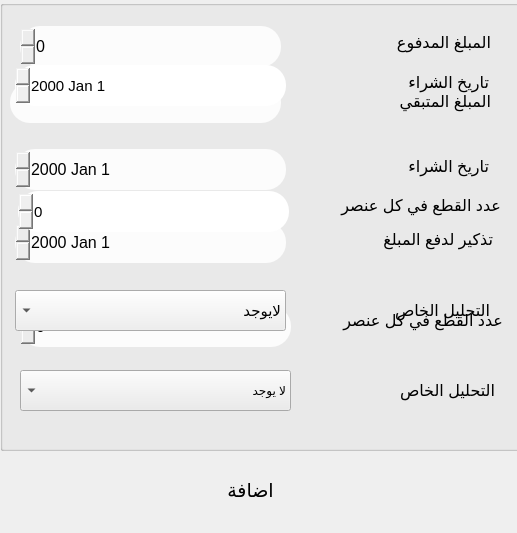
ameer810/MyExeApp, file a tahlel project 2/add_buys_complete.ui: the form before one commit.
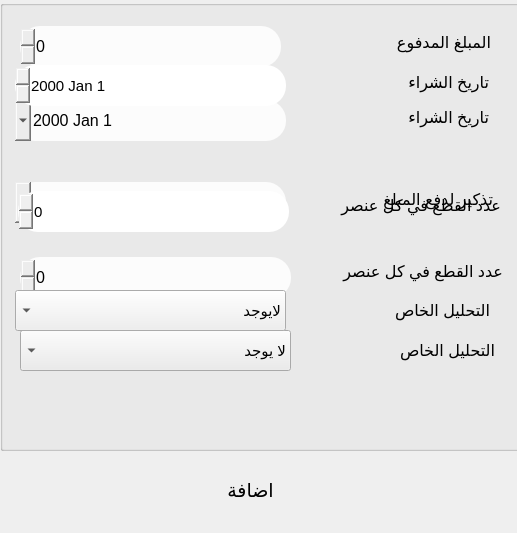
The form after the commit. Icons and pictures are not drawn.

```diff
--- a/a tahlel project 2/add_buys_complete.ui
+++ b/a tahlel project 2/add_buys_complete.ui
@@ -2176,7 +2176,7 @@
     <property name="geometry">
      <rect>
       <x>20</x>
-      <y>306</y>
+      <y>257</y>
       <width>271</width>
       <height>41</height>
      </rect>
@@ -2198,7 +2198,7 @@
     <property name="geometry">
      <rect>
       <x>15</x>
-      <y>222</y>
+      <y>182</y>
       <width>271</width>
       <height>41</height>
      </rect>
@@ -2211,30 +2211,9 @@
     <property name="styleSheet">
      <string notr="true">border-radius:20px;</string>
     </property>
-   </widget>
-   <widget class="QLabel" name="label_12">
-    <property name="enabled">
+    <property name="calendarPopup">
      <bool>true</bool>
     </property>
-    <property name="geometry">
-     <rect>
-      <x>360</x>
-      <y>76</y>
-      <width>131</width>
-      <height>51</height>
-     </rect>
-    </property>
-    <property name="font">
-     <font>
-      <family>Segoe UI</family>
-      <pointsize>12</pointsize>
-      <weight>50</weight>
-      <bold>false</bold>
-     </font>
-    </property>
-    <property name="text">
-     <string>المبلغ المتبقي</string>
-    </property>
    </widget>
    <widget class="QLabel" name="label_7">
     <property name="enabled">
@@ -2243,7 +2222,7 @@
     <property name="geometry">
      <rect>
       <x>302</x>
-      <y>295</y>
+      <y>246</y>
       <width>201</width>
       <height>51</height>
      </rect>
@@ -2267,7 +2246,7 @@
     <property name="geometry">
      <rect>
       <x>332</x>
-      <y>219</y>
+      <y>179</y>
       <width>161</width>
       <height>41</height>
      </rect>
@@ -2289,7 +2268,7 @@
     <property name="geometry">
      <rect>
       <x>15</x>
-      <y>149</y>
+      <y>100</y>
       <width>271</width>
       <height>41</height>
      </rect>
@@ -2302,6 +2281,9 @@
     <property name="styleSheet">
      <string notr="true">border-radius:20px;</string>
     </property>
+    <property name="calendarPopup">
+     <bool>true</bool>
+    </property>
    </widget>
    <widget class="QLabel" name="label_8">
     <property name="enabled">
@@ -2310,7 +2292,7 @@
     <property name="geometry">
      <rect>
       <x>388</x>
-      <y>146</y>
+      <y>97</y>
       <width>101</width>
       <height>41</height>
      </rect>
@@ -2325,30 +2307,6 @@
      <string>تاريخ الشراء</string>
     </property>
    </widget>
-   <widget class="QLineEdit" name="lineEdit_13">
-    <property name="enabled">
-     <bool>true</bool>
-    </property>
-    <property name="geometry">
-     <rect>
-      <x>10</x>
-      <y>82</y>
-      <width>271</width>
-      <height>41</height>
-     </rect>
-    </property>
-    <property name="font">
-     <font>
-      <pointsize>13</pointsize>
-     </font>
-    </property>
-    <property name="styleSheet">
-     <string notr="true">border-radius:20px;</string>
-    </property>
-    <property name="placeholderText">
-     <string/>
-    </property>
-   </widget>
    <widget class="QLabel" name="label_14">
     <property name="enabled">
      <bool>true</bool>
@@ -2399,11 +2357,16 @@
     <property name="geometry">
      <rect>
       <x>20</x>
-      <y>370</y>
+      <y>330</y>
       <width>271</width>
       <height>41</height>
      </rect>
     </property>
+    <property name="font">
+     <font>
+      <pointsize>11</pointsize>
+     </font>
+    </property>
     <item>
      <property name="text">
       <string>لا يوجد</string>
@@ -2414,9 +2377,9 @@
     <property name="geometry">
      <rect>
       <x>334</x>
-      <y>375</y>
+      <y>330</y>
       <width>161</width>
-      <height>31</height>
+      <height>41</height>
      </rect>
     </property>
     <property name="font">
```
